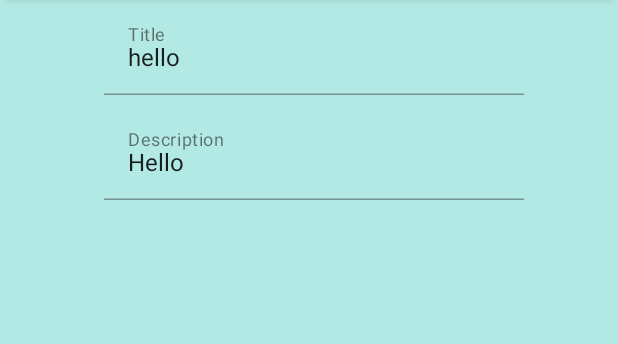
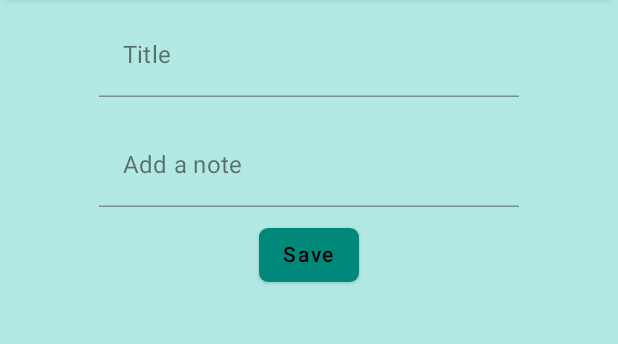
Before and after one commit to JerryApplegarth/The-Scribes-Pad, an Android app built with Jetpack Compose: the screen it shows after launch (MainActivity), on a phone screen of 412 x 824 dp, the part 94-438 px from its top. Run offline under Robolectric (Android 15) with nearby library versions, the phone set to English and light mode, and no system bars.

Commit message:
1.1 screens setup but no data

```diff
--- /dev/null
+++ b/app/src/main/java/com/applecompose/thescribespad/presentation/components/NoteButton.kt
@@ -0,0 +1,35 @@
+package com.applecompose.thescribespad.presentation.components
+
+import androidx.compose.foundation.shape.RoundedCornerShape
+import androidx.compose.material.Button
+import androidx.compose.material.ButtonDefaults
+import androidx.compose.material.MaterialTheme
+import androidx.compose.material.Text
+import androidx.compose.runtime.Composable
+import androidx.compose.ui.Modifier
+import androidx.compose.ui.unit.dp
+import com.applecompose.thescribespad.ui.theme.buttonColor
+
+@Composable
+fun NoteButton(
+	modifier: Modifier = Modifier,
+	text: String,
+	onClick: () -> Unit,
+	enabled: Boolean = true,
+
+) {
+	Button(
+		onClick = onClick,
+
+		shape = RoundedCornerShape(6.dp),
+		enabled = enabled,
+
+		modifier = modifier,
+		colors = ButtonDefaults.buttonColors(MaterialTheme.colors.buttonColor)
+
+		) {
+		Text(text = text)
+
+	}
+
+}
--- a/app/src/main/java/com/applecompose/thescribespad/presentation/components/NoteInputText.kt
+++ b/app/src/main/java/com/applecompose/thescribespad/presentation/components/NoteInputText.kt
@@ -18,11 +18,12 @@ fun NoteInputText(
 	modifier: Modifier = Modifier,
 	text: String,
 	label: String,
-	maxLine: Int,
+	maxLine: Int = 1,
 	onTextChange: (String) -> Unit,
-	onImeAction: () -> Unit
+	onImeAction: () -> Unit = {}
 ) {
 	val keyboardController = LocalSoftwareKeyboardController.current
+
 	TextField(
 		value = text,
 		onValueChange = onTextChange,
@@ -30,7 +31,7 @@ fun NoteInputText(
 			backgroundColor = Color.Transparent
 		),
 		maxLines = maxLine,
-		label = { Text(text = label)},
+		label = { Text(text = label) },
 		keyboardOptions = KeyboardOptions.Default.copy(
 			imeAction = ImeAction.Done
 		),
@@ -40,9 +41,6 @@ fun NoteInputText(
 
 		}),
 		modifier = modifier
-
-
-
 	)
 
 }
--- a/app/src/main/java/com/applecompose/thescribespad/presentation/screens/NoteScreen.kt
+++ b/app/src/main/java/com/applecompose/thescribespad/presentation/screens/NoteScreen.kt
@@ -11,10 +11,7 @@ import androidx.compose.material.Text
 import androidx.compose.material.TopAppBar
 import androidx.compose.material.icons.Icons
 import androidx.compose.material.icons.filled.Android
-import androidx.compose.runtime.Composable
-import androidx.compose.runtime.getValue
-import androidx.compose.runtime.mutableStateOf
-import androidx.compose.runtime.remember
+import androidx.compose.runtime.*
 import androidx.compose.ui.Alignment
 import androidx.compose.ui.ExperimentalComposeUiApi
 import androidx.compose.ui.Modifier
@@ -23,6 +20,7 @@ import androidx.compose.ui.res.stringResource
 import androidx.compose.ui.tooling.preview.Preview
 import androidx.compose.ui.unit.dp
 import com.applecompose.thescribespad.R
+import com.applecompose.thescribespad.presentation.components.NoteButton
 import com.applecompose.thescribespad.presentation.components.NoteInputText
 import com.applecompose.thescribespad.ui.theme.newBackgroundColor
 import com.applecompose.thescribespad.ui.theme.topbarColor
@@ -31,7 +29,8 @@ import com.applecompose.thescribespad.ui.theme.topbarColor
 @Composable
 fun NoteScreen() {
 
-	val title by remember { mutableStateOf("") }
+	var title by remember { mutableStateOf("") }
+	var description by remember { mutableStateOf("") }
 
 	Column(
 		modifier = Modifier
@@ -46,9 +45,11 @@ fun NoteScreen() {
 				Text(
 					modifier = Modifier
 						.background(Color.Transparent),
-					text = stringResource(id = R.string.app_name,
+					text = stringResource(
+						id = R.string.app_name,
 
-					))
+						)
+				)
 			},
 			actions = {
 				Icon(
@@ -57,7 +58,7 @@ fun NoteScreen() {
 					contentDescription = "Android Icon",
 					modifier = Modifier
 						.padding(end = 16.dp)
-					)
+				)
 			},
 		)
 		//Add text field
@@ -67,28 +68,42 @@ fun NoteScreen() {
 			horizontalAlignment = Alignment.CenterHorizontally
 		) {
 			NoteInputText(
-				modifier = Modifier
-					.padding(start = 6.dp, top = 8.dp, bottom = 6.dp),
-				text = "hello",
+				modifier = Modifier.padding(
+					top = 9.dp,
+					bottom = 8.dp),
+				text = title,
 				label = "Title",
-				maxLine = 1,
-				onTextChange = {}) {
+				onTextChange = {
+					if (it.all { char ->
+							char.isLetter() || char.isWhitespace()
+						}) title = it
+				} )
 
-			}
 			NoteInputText(
-				modifier = Modifier
-					.padding(start = 6.dp, top = 8.dp, bottom = 6.dp),
-				text = "Hello" ,
-				label = "Description",
+				modifier = Modifier.padding(
+					top = 9.dp,
+					bottom = 8.dp),
+				text = description,
+				label = "Add a note",
 				maxLine = 10,
-				onTextChange = {}) {
+				onTextChange = {
+					if (it.all { char ->
+							char.isLetter() || char.isWhitespace()
+						}) description = it
+				})
 
-			}
+			// Add a Button
+			NoteButton(
+				text = "Save",
+				onClick = { /*TODO*/ },
+
+				)
 
 		}
+	}
 
-	}
 }
+
 
 @Preview(showSystemUi = true, showBackground = true)
 @Composable
--- a/app/src/main/java/com/applecompose/thescribespad/ui/theme/Color.kt
+++ b/app/src/main/java/com/applecompose/thescribespad/ui/theme/Color.kt
@@ -66,3 +66,7 @@ val Colors.fontColor: Color
 val Colors.topbarColor: Color
     @Composable
     get() = if (isLight) DarkPrimary else DarkNewBackground
+
+val Colors.buttonColor: Color
+    @Composable
+    get() = if (isLight) Secondary else DarkSecondary
--- a/app/src/main/res/values/strings.xml
+++ b/app/src/main/res/values/strings.xml
@@ -1,3 +1,5 @@
 <resources>
     <string name="app_name">The Scribes Pad</string>
+    <string name="title">Title</string>
+    <string name="add_your_note">Add Your Note</string>
 </resources>
```
